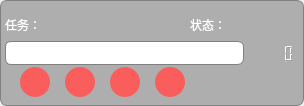
Before: the Qt Designer form gui/miniBar.ui in WatsonJay/tomato_farm, drawn with Qt 5.
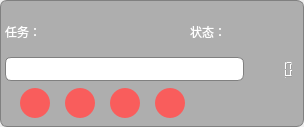
After: the same form once the commit is applied. Icons and pictures are not drawn. Custom widgets are drawn as their Qt base class.

Diff of the .ui file:
```diff
--- a/gui/miniBar.ui
+++ b/gui/miniBar.ui
@@ -7,7 +7,7 @@
     <x>0</x>
     <y>0</y>
     <width>304</width>
-    <height>106</height>
+    <height>127</height>
    </rect>
   </property>
   <property name="windowTitle">
```
